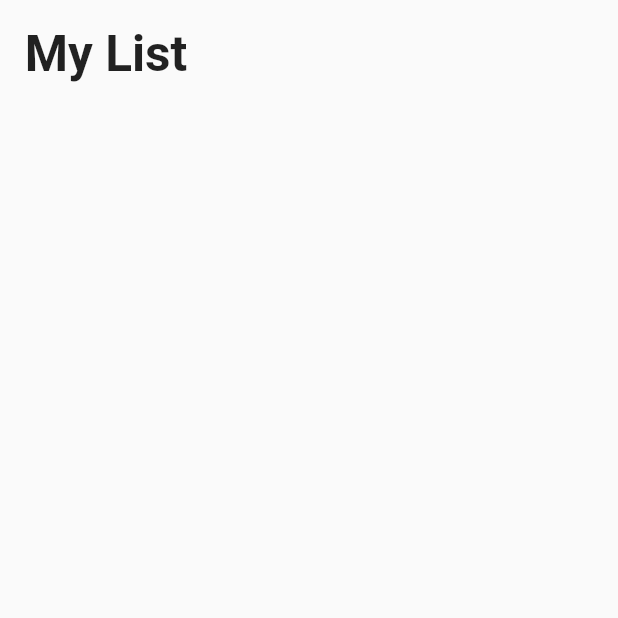
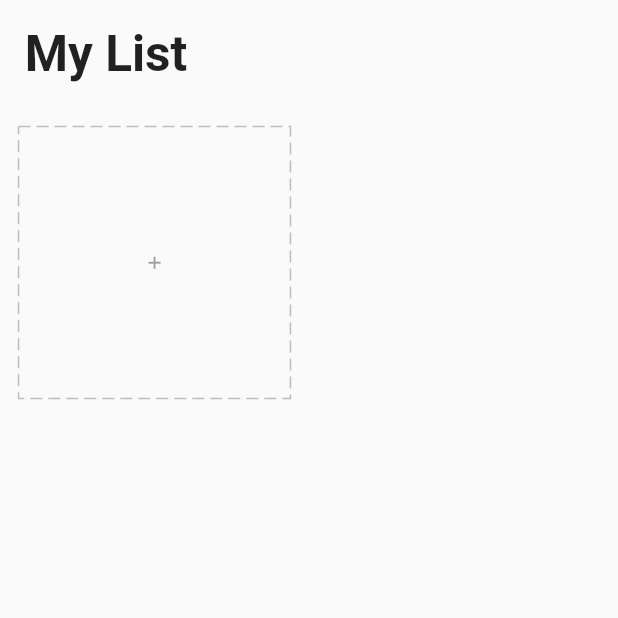
Before and after one commit to apjavier2/Flutter_todo_app_getx, a Flutter app: the screen it shows after launch, on a phone screen of 412 x 824 dp, the top half of it. Run offline on Flutter 3.47's test engine with Material 2 defaults, Android fonts, the phone set to English and light mode, and no system bars; drawn by our look-alikes of dotted_border; our stand-ins replace equatable, flutter_easyloading, get, get_storage.

Commit message:
added task card

```diff
--- a/lib/app/modules/home/controller.dart
+++ b/lib/app/modules/home/controller.dart
@@ -1,3 +1,4 @@
+import 'package:flutter/material.dart';
 import 'package:get/get.dart';
 import 'package:todo_app_getx/app/data/services/storage/repository.dart';
 
@@ -7,6 +8,8 @@
   TaskRepository taskRepository;
   HomeController({required this.taskRepository});
 
+  final formKey = GlobalKey<FormState>();
+  final editctrl = TextEditingController();
   //tasks list for home page and make it observable.
   final tasks = <Task>[].obs;
 
@@ -19,4 +22,9 @@
     //This function will be called whenever there is a change in the tasks.
     ever(tasks, (_) => taskRepository.writeTasks(tasks));
   }
+
+  @override
+  void onClose() {
+    super.onClose();
+  }
 }
--- a/lib/app/modules/home/view.dart
+++ b/lib/app/modules/home/view.dart
@@ -2,6 +2,7 @@
 import 'package:get/get.dart';
 import 'package:todo_app_getx/app/modules/home/controller.dart';
 import 'package:todo_app_getx/app/core/utils/extensions.dart';
+import 'package:todo_app_getx/app/modules/home/widgets/add_card.dart';
 
 class HomePage extends GetView<HomeController> {
   const HomePage({super.key});
@@ -18,6 +19,12 @@
           child: Text('My List',
               style: TextStyle(fontSize: 24.0.sp, fontWeight: FontWeight.bold)),
         ),
+        GridView.count(
+          crossAxisCount: 2,
+          shrinkWrap: true,
+          physics: const ClampingScrollPhysics(),
+          children: [AddCard()],
+        )
       ],
     )));
   }
--- /dev/null
+++ b/lib/app/modules/home/widgets/add_card.dart
@@ -0,0 +1,50 @@
+import 'package:dotted_border/dotted_border.dart';
+import 'package:flutter/material.dart';
+import 'package:get/get.dart';
+import 'package:todo_app_getx/app/core/utils/extensions.dart';
+import 'package:todo_app_getx/app/widgets/icons.dart';
+
+import '../controller.dart';
+
+class AddCard extends StatelessWidget {
+  final homeCtrl = Get.find<HomeController>();
+  AddCard({super.key});
+
+  @override
+  Widget build(BuildContext context) {
+    final icons = getIcons();
+    var squareWidth = Get.width - 12.0.wp; //12 because of the margin
+    return Container(
+      width: squareWidth / 2,
+      height: squareWidth / 2,
+      margin: EdgeInsets.all(3.0.wp),
+      child: InkWell(
+        onTap: () async {
+          await Get.defaultDialog(
+              titlePadding: EdgeInsets.symmetric(vertical: 5.0.wp),
+              radius: 5,
+              title: 'Task Type',
+              content: Form(
+                key: homeCtrl.formKey,
+                child: Column(children: [
+                  TextFormField(
+                      controller: homeCtrl.editctrl,
+                      decoration: const InputDecoration(
+                          border: OutlineInputBorder(), labelText: 'Title'))
+                ]),
+              ));
+        },
+        child: DottedBorder(
+          color: Colors.grey[400]!,
+          dashPattern: const [8, 4],
+          child: Center(
+              child: Icon(
+            Icons.add,
+            size: 10.0.sp,
+            color: Colors.grey,
+          )),
+        ),
+      ),
+    );
+  }
+}
--- /dev/null
+++ b/lib/app/widgets/icons.dart
@@ -0,0 +1,14 @@
+import 'package:flutter/material.dart';
+import 'package:todo_app_getx/app/core/values/colors.dart';
+import 'package:todo_app_getx/app/core/values/icons.dart';
+
+List<Icon> getIcons() {
+  return const [
+    Icon(IconData(personIcon, fontFamily: 'MaterialIcons'), color: purple),
+    Icon(IconData(workIcon, fontFamily: 'MaterialIcons'), color: pink),
+    Icon(IconData(movieIcon, fontFamily: 'MaterialIcons'), color: green),
+    Icon(IconData(sportIcon, fontFamily: 'MaterialIcons'), color: yellow),
+    Icon(IconData(travelIcon, fontFamily: 'MaterialIcons'), color: deepPink),
+    Icon(IconData(shopIcon, fontFamily: 'MaterialIcons'), color: lightBlue),
+  ];
+}
--- a/pubspec.yaml
+++ b/pubspec.yaml
@@ -42,6 +42,7 @@
   json_serializable: ^6.6.1
   equatable: ^2.0.5
   flutter_easyloading: ^3.0.5
+  dotted_border: ^2.0.0+3
 
 dev_dependencies:
   flutter_test:
```
Also changed, not shown: pubspec.lock.
